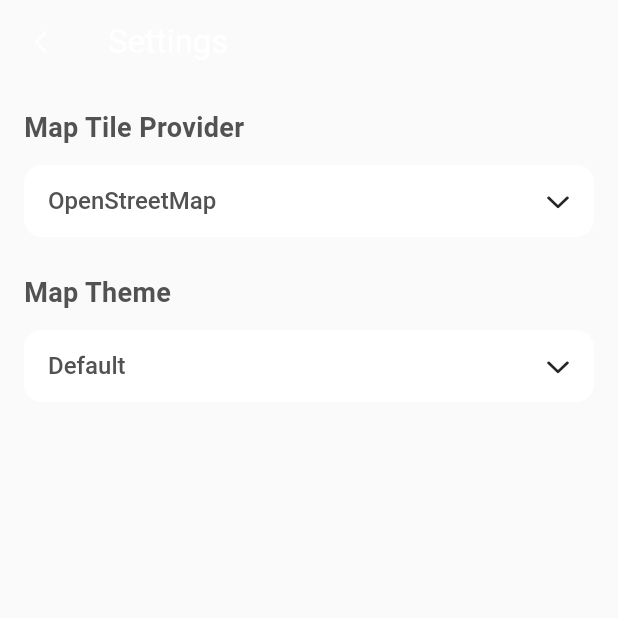
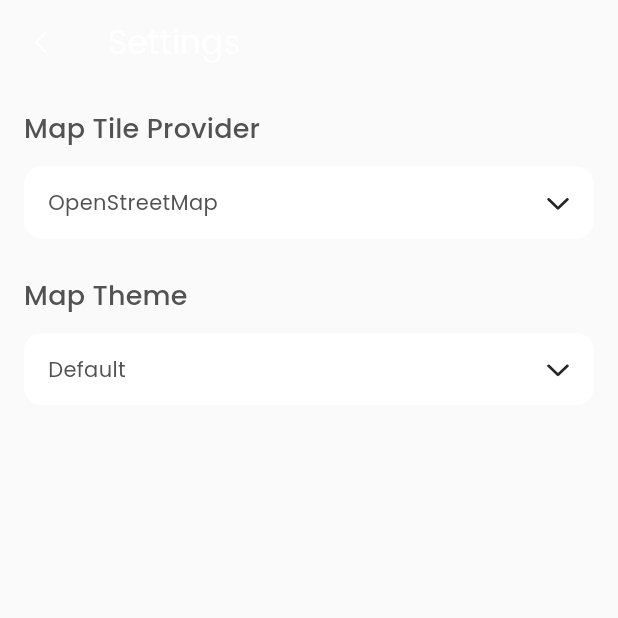
Before and after one commit to ChristianAlessandri/yourworld, a Flutter app: the SettingsScreen screen opened directly, on a phone screen of 412 x 824 dp, the top half of it. Run offline on Flutter 3.47's test engine with Material 3 defaults, Android fonts, the phone set to English and light mode, and no system bars; our stand-ins replace fluentui_system_icons, flutter_map, google_fonts, hive, hive_flutter, latlong2; accounts and stored records are empty; statements that could not run were skipped.

Commit message:
changed font to Poppins

```diff
--- a/lib/core/constants/app_dropdown.dart
+++ b/lib/core/constants/app_dropdown.dart
@@ -17,12 +17,8 @@ class AppDropdown {
     );
   }
 
-  static TextStyle textStyle(BuildContext context) {
-    return TextStyle(
-      fontWeight: FontWeight.w500,
-      fontSize: 16,
-      color: Theme.of(context).textTheme.bodyMedium?.color,
-    );
+  static TextStyle? textStyle(BuildContext context) {
+    return Theme.of(context).textTheme.bodyMedium;
   }
 
   static Icon dropdownIcon(BuildContext context) {
--- a/lib/presentation/screens/passport_screen.dart
+++ b/lib/presentation/screens/passport_screen.dart
@@ -9,6 +9,7 @@ class PassportScreen extends StatelessWidget {
   Widget build(BuildContext context) {
     return Scaffold(
       appBar: AppBar(
+        title: const Text('Passport'),
         backgroundColor: Colors.transparent,
         elevation: 0,
         actions: [
--- a/lib/presentation/screens/settings_screen.dart
+++ b/lib/presentation/screens/settings_screen.dart
@@ -56,9 +56,9 @@ class _SettingsScreenState extends State<SettingsScreen> {
         child: ListView(
           children: [
             // Map Tile Provider Dropdown
-            const Text(
+            Text(
               'Map Tile Provider',
-              style: TextStyle(fontSize: 18, fontWeight: FontWeight.bold),
+              style: Theme.of(context).textTheme.titleMedium,
             ),
             const SizedBox(height: 12),
             AppDropdown.themedDropdown<String>(
@@ -71,7 +71,8 @@ class _SettingsScreenState extends State<SettingsScreen> {
                   final name = MapUrlTemplates.names[index];
                   return DropdownMenuItem(
                     value: url,
-                    child: Text(name),
+                    child: Text(name,
+                        style: Theme.of(context).textTheme.bodyMedium),
                   );
                 },
               ),
@@ -80,9 +81,9 @@ class _SettingsScreenState extends State<SettingsScreen> {
             const SizedBox(height: 24),
 
             // Map Theme Dropdown
-            const Text(
+            Text(
               'Map Theme',
-              style: TextStyle(fontSize: 18, fontWeight: FontWeight.bold),
+              style: Theme.of(context).textTheme.titleMedium,
             ),
             const SizedBox(height: 12),
             AppDropdown.themedDropdown<String>(
@@ -91,7 +92,8 @@ class _SettingsScreenState extends State<SettingsScreen> {
               items: MapPalettes.paletteKeys.map((themeKey) {
                 return DropdownMenuItem(
                   value: themeKey,
-                  child: Text(Utils.capitalize(themeKey.replaceAll('_', ' '))),
+                  child: Text(Utils.capitalize(themeKey.replaceAll('_', ' ')),
+                      style: Theme.of(context).textTheme.bodyMedium),
                 );
               }).toList(),
               onChanged: _onMapThemeChanged,
--- a/pubspec.yaml
+++ b/pubspec.yaml
@@ -16,6 +16,7 @@ dependencies:
   hive_flutter: ^1.1.0
   path_provider: ^2.1.5
   country_icons: ^3.0.0
+  google_fonts: ^6.2.1
 
 dev_dependencies:
   flutter_test:
```
Also changed, not shown: lib/main.dart (+12 -7 lines), lib/presentation/screens/map_screen.dart (+4 -3 lines), pubspec.lock.
